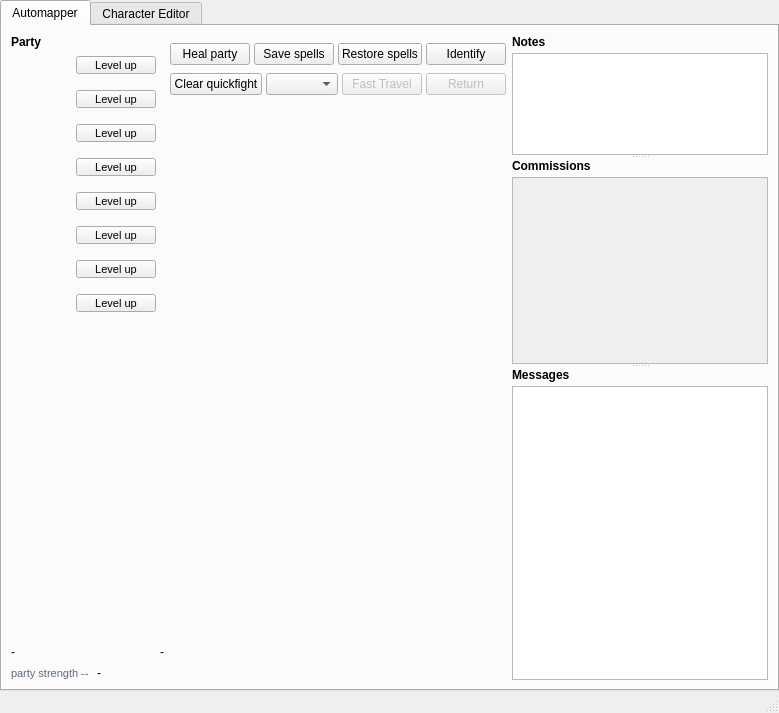
malcyon/wish, file wish/window.ui: the form before one commit.
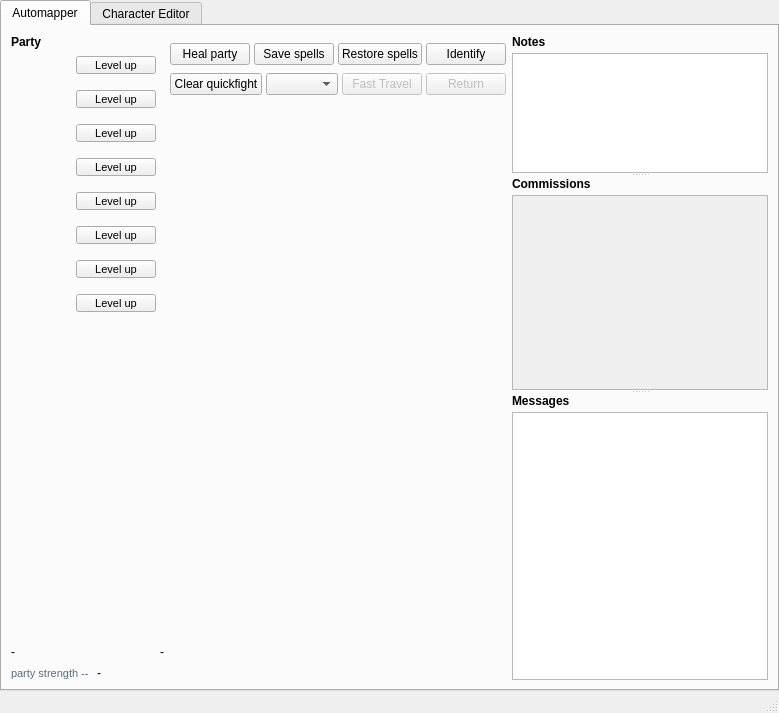
The form after the commit. Custom widgets are drawn as their Qt base class.

Commit message: UI Redesign: Increase commissions box height by 15% (120px to 138px)

Patch:
```diff
--- a/wish/window.ui
+++ b/wish/window.ui
@@ -1218,7 +1218,7 @@
                 </widget>
                </item>
               </layout>
-             <property name="maximumSize"><size><width>16777215</width><height>120</height></size></property></widget>
+             <property name="maximumSize"><size><width>16777215</width><height>138</height></size></property></widget>
              <widget class="QWidget" name="commissions_panel">
               <layout class="QVBoxLayout" name="commissions_layout">
                <property name="spacing">
@@ -1253,7 +1253,7 @@
                </item>
                <item>
                 <widget class="QScrollArea" name="commissions_scroll">
-                 <property name="minimumSize"><size><width>0</width><height>120</height></size></property><property name="frameShape">
+                 <property name="minimumSize"><size><width>0</width><height>138</height></size></property><property name="frameShape">
                   <enum>QFrame::StyledPanel</enum>
                  </property>
                  <property name="horizontalScrollBarPolicy">
```
The commit also changes 1 other file.
